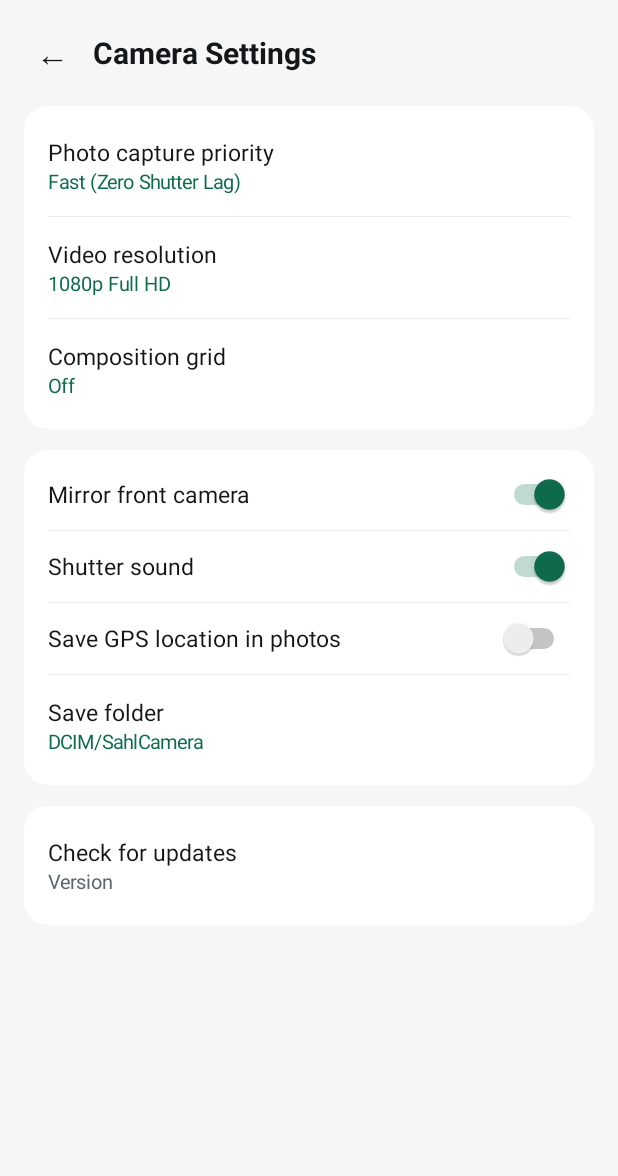
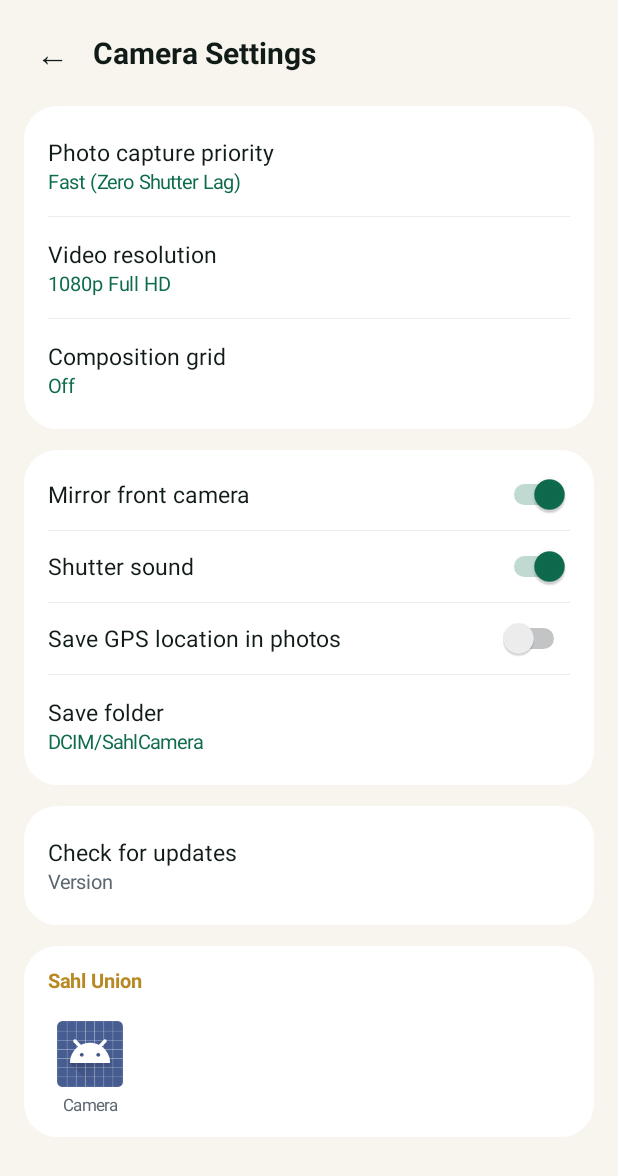
Before and after one commit to AliSherif1309/SahlCamera, an Android app: the SettingsActivity screen opened directly, with no data from a screen before it, on a phone screen of 412 x 824 dp. Shown: the top 1176 px of the screen. Run offline under Robolectric (Android 15) with nearby library versions, the phone set to English and light mode, and no system bars.

Commit message:
feat: apply unified Sahl brand system (Gold headers, Settings theme, naming, Union strip)

```diff
--- a/app/src/main/AndroidManifest.xml
+++ b/app/src/main/AndroidManifest.xml
@@ -13,6 +13,20 @@
         android:name="com.sahl.permission.UNION"
         android:protectionLevel="signature" />
     <uses-permission android:name="com.sahl.permission.UNION" />
+
+    <queries>
+        <package android:name="com.sahl.phone" />
+        <package android:name="com.sahl.contacts" />
+        <package android:name="com.sahl.messages" />
+        <package android:name="com.sahl.camera" />
+        <package android:name="com.sahl.gallery" />
+        <package android:name="com.sahl.files" />
+        <package android:name="com.sahl.adhan" />
+        <package android:name="com.sahl.tools" />
+        <package android:name="com.aly.sahlsync" />
+        <package android:name="com.aly.trueqibla" />
+        <package android:name="com.sahl.pdf" />
+    </queries>
 
     <application
         android:label="@string/app_name"
--- /dev/null
+++ b/app/src/main/java/com/sahl/camera/SahlUnionApps.kt
@@ -0,0 +1,57 @@
+package com.sahl.camera
+
+import android.content.Context
+import android.view.Gravity
+import android.view.View
+import android.widget.HorizontalScrollView
+import android.widget.ImageView
+import android.widget.LinearLayout
+import android.widget.TextView
+
+/** Shows installed Sahl Union apps with their launcher icons inside Settings. */
+object SahlUnionApps {
+    private val packages = listOf(
+        "com.sahl.phone", "com.sahl.contacts", "com.sahl.messages",
+        "com.sahl.camera", "com.sahl.gallery", "com.sahl.files",
+        "com.sahl.adhan", "com.sahl.tools", "com.aly.sahlsync",
+        "com.aly.trueqibla", "com.sahl.pdf"
+    )
+
+    fun strip(c: Context, textColor: Int): View {
+        val pm = c.packageManager
+        val d = c.resources.displayMetrics.density
+        fun px(v: Int) = (v * d).toInt()
+        val row = LinearLayout(c).apply {
+            orientation = LinearLayout.HORIZONTAL
+            setPadding(0, px(10), 0, px(4))
+        }
+        for (p in packages) {
+            val info = try { pm.getApplicationInfo(p, 0) } catch (_: Exception) { null } ?: continue
+            val item = LinearLayout(c).apply {
+                orientation = LinearLayout.VERTICAL
+                gravity = Gravity.CENTER_HORIZONTAL
+                setPadding(px(6), px(4), px(10), px(4))
+                setOnClickListener {
+                    try { pm.getLaunchIntentForPackage(p)?.let { c.startActivity(it) } } catch (_: Exception) { }
+                }
+            }
+            item.addView(ImageView(c).apply {
+                setImageDrawable(pm.getApplicationIcon(info))
+                layoutParams = LinearLayout.LayoutParams(px(44), px(44))
+            })
+            item.addView(TextView(c).apply {
+                text = pm.getApplicationLabel(info).toString().removePrefix("Sahl ").removePrefix("سهل ")
+                textSize = 11f
+                setTextColor(textColor)
+                maxLines = 1
+                gravity = Gravity.CENTER
+                setPadding(0, px(4), 0, 0)
+            })
+            row.addView(item)
+        }
+        return HorizontalScrollView(c).apply {
+            isHorizontalScrollBarEnabled = false
+            addView(row)
+        }
+    }
+}
--- a/app/src/main/java/com/sahl/camera/SettingsActivity.kt
+++ b/app/src/main/java/com/sahl/camera/SettingsActivity.kt
@@ -28,9 +28,9 @@ class SettingsActivity : Activity() {
         prefs = Prefs(this)
         dark = (resources.configuration.uiMode and Configuration.UI_MODE_NIGHT_MASK) == Configuration.UI_MODE_NIGHT_YES
 
-        val bg = if (dark) Color.parseColor("#111315") else Color.parseColor("#F5F6F5")
-        val cardBg = if (dark) Color.parseColor("#1C2023") else Color.WHITE
-        val textPrimary = if (dark) Color.WHITE else Color.parseColor("#14171A")
+        val bg = if (dark) Color.parseColor("#0B110F") else Color.parseColor("#F7F5EE")
+        val cardBg = if (dark) Color.parseColor("#131C19") else Color.WHITE
+        val textPrimary = if (dark) Color.WHITE else Color.parseColor("#111C18")
         val textSecondary = if (dark) Color.parseColor("#9AA3AB") else Color.parseColor("#5C666F")
         val accent = Color.parseColor("#0E6B4E")
         val dp = resources.displayMetrics.density
@@ -73,7 +73,7 @@ class SettingsActivity : Activity() {
             orientation = LinearLayout.VERTICAL
             background = GradientDrawable().apply {
                 setColor(cardBg)
-                cornerRadius = 16 * dp
+                cornerRadius = 22 * dp
             }
             setPadding((16 * dp).toInt(), (6 * dp).toInt(), (16 * dp).toInt(), (6 * dp).toInt())
             val lp = LinearLayout.LayoutParams(-1, -2).apply { bottomMargin = (14 * dp).toInt() }
@@ -261,6 +261,18 @@ class SettingsActivity : Activity() {
         cardAbout.addView(updateRow)
         content.addView(cardAbout)
 
+        val goldHdr = if (dark) Color.parseColor("#F5C84C") else Color.parseColor("#B88922")
+        val cardUnion = card()
+        cardUnion.addView(TextView(this).apply {
+            text = if (resources.configuration.locales[0].language == "ar") "اتحاد سهل" else "Sahl Union"
+            textSize = 13f
+            typeface = Typeface.DEFAULT_BOLD
+            setTextColor(goldHdr)
+            setPadding(0, (8 * dp).toInt(), 0, (4 * dp).toInt())
+        })
+        cardUnion.addView(SahlUnionApps.strip(this, textSecondary))
+        content.addView(cardUnion)
+
         root.addView(ScrollView(this).apply { addView(content) }, LinearLayout.LayoutParams(-1, 0, 1f))
         setContentView(root)
     }
```
Also changed, not shown: 1 other file.
